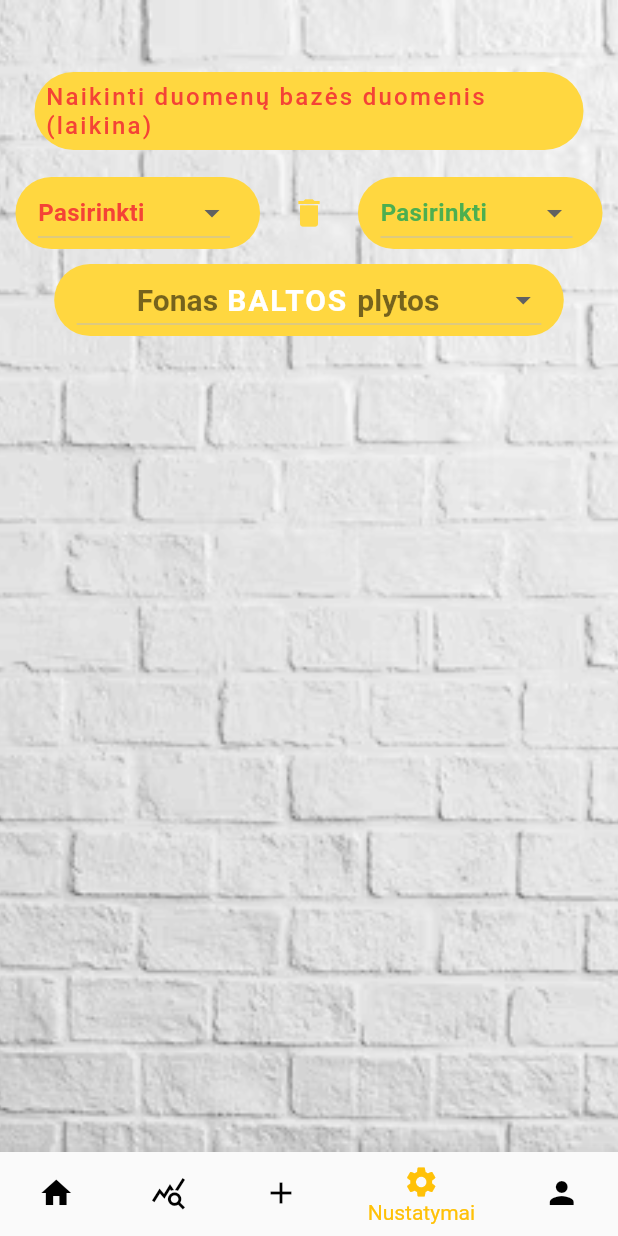
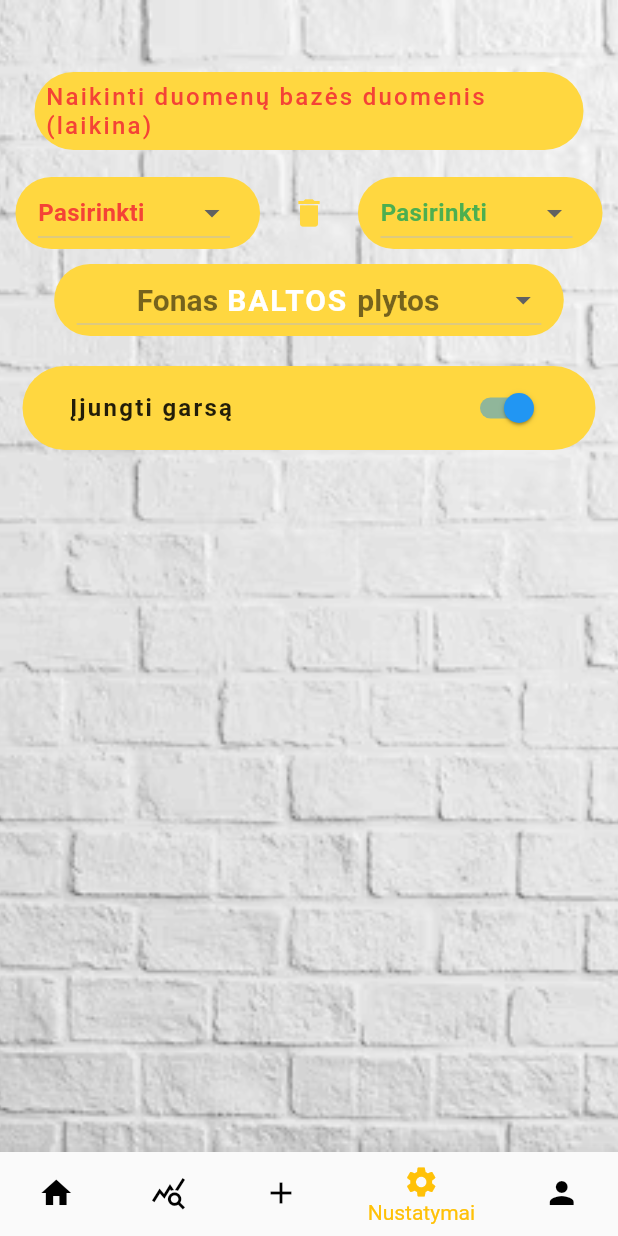
Before and after one commit to YoBoyJonas/BudgetTracker, a Flutter app: the MainScreen screen opened directly, item 4 of the bottom bar chosen, on a phone screen of 412 x 824 dp. Run offline on Flutter 3.47's test engine with Material 2 defaults, Android fonts, the phone set to English and light mode, and no system bars; our stand-ins replace audioplayers, cloud_firestore, date_format, firebase_auth, firebase_core, firebase_storage and 3 more; accounts and stored records are empty; network calls fail.

Commit message:
Added an option in settings tab to toggle sound

```diff
--- a/lib/screens/settings_tab.dart
+++ b/lib/screens/settings_tab.dart
@@ -261,6 +261,28 @@ Widget build(BuildContext context) {
                   ),
                 ),
               ),
+
+              // Garso setting
+              Container(
+                margin: const EdgeInsets.fromLTRB(15.0, 20.0, 15.0, 0),
+                padding: const EdgeInsets.only(left: 15.0, right: 15.0),
+                decoration: BoxDecoration(borderRadius: BorderRadius.circular(30.0), color: Colors.amberAccent),
+                  child: Theme(
+                    data: Theme.of(context).copyWith(canvasColor: Colors.amberAccent),
+                      child: ListTile(
+                      title: const Text("Įjungti garsą", style: TextStyle(letterSpacing: 1.5, fontWeight: FontWeight.bold)),
+                        trailing: Switch(
+                          value: globals.soundEnabled,
+                          onChanged: (bool value) {
+                            setState(() {
+                              globals.soundEnabled = value;
+                            });
+                          },
+                        ),
+                    )
+                  )
+                ),
+
               ],
           ),
 
```
